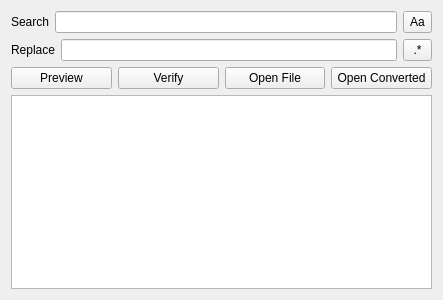
Before: the Qt Designer form atef/ui/find_replace_widget.ui in pcdshub/atef, drawn with Qt 5.
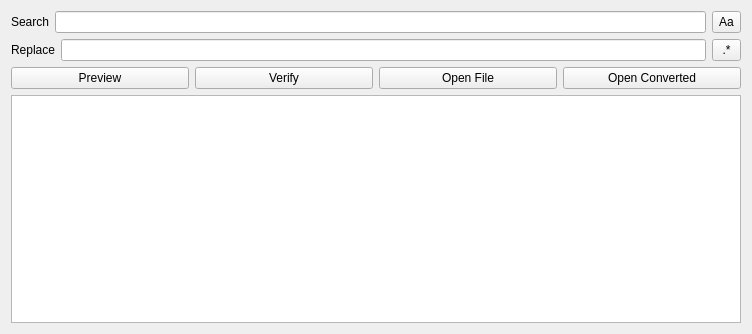
After: the same form once the commit is applied.

Commit message: GUI: adjust sizing, add tooltips for before/after

```diff
--- a/atef/ui/find_replace_widget.ui
+++ b/atef/ui/find_replace_widget.ui
@@ -6,8 +6,8 @@
    <rect>
     <x>0</x>
     <y>0</y>
-    <width>443</width>
-    <height>300</height>
+    <width>752</width>
+    <height>334</height>
    </rect>
   </property>
   <property name="windowTitle">
```
The commit also changes 2 other files.
